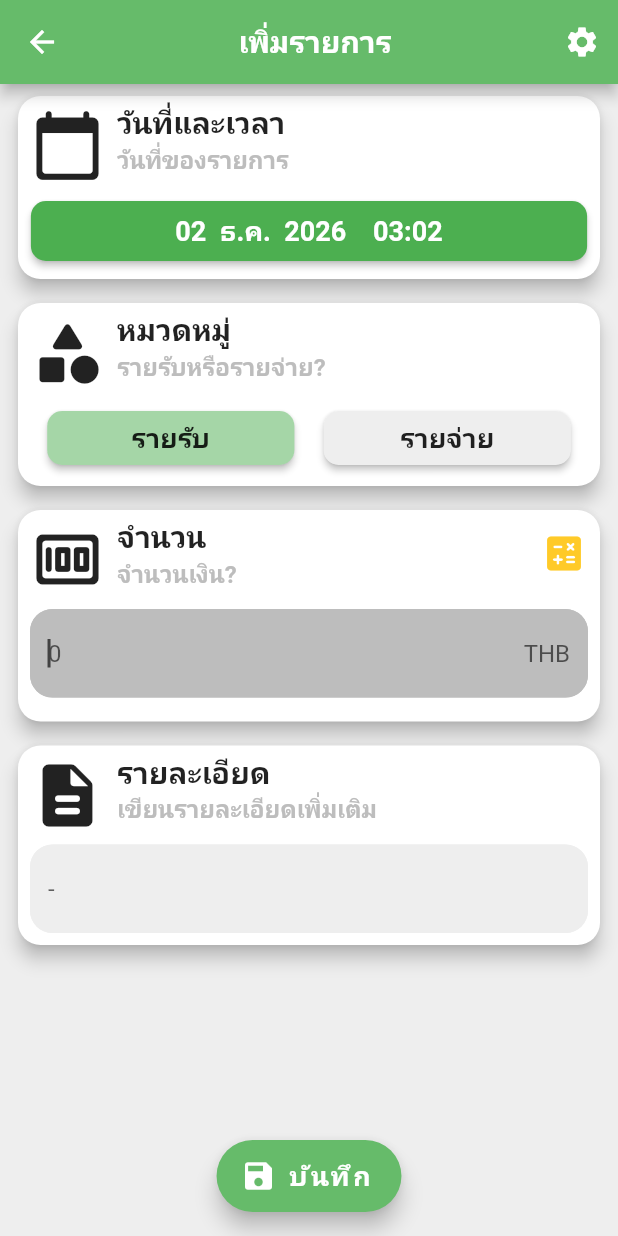
After one commit to jirayuwat12/projectiny, a Flutter app: the InputListPage screen opened directly, on a phone screen of 412 x 824 dp. The commit adds this screen. Run offline on Flutter 3.47's test engine with Material 2 defaults, Android fonts, the phone set to English and light mode, and no system bars; our stand-ins replace rxdart; missing offline and left inert: dart:ffi.

Commit message:
enable to add activities to list page

```diff
--- a/wallet_story_v2/lib/pages/home_page.dart
+++ b/wallet_story_v2/lib/pages/home_page.dart
@@ -15,6 +15,7 @@ class HomePage extends StatefulWidget {
 }
 
 class _HomePageState extends State<HomePage> {
+  List<String>month = ['ม.ค.','ก.พ.','มี.ค.','เม.ย.','พ.ค.','มิ.ย.','ก.ค.','ส.ค.','ก.ย.','ต.ค.','พ.ย.','ธ.ค.',];
   PageList menu = PageList();
   int nowMenu = 0;
   @override
@@ -225,7 +226,7 @@ class _HomePageState extends State<HomePage> {
                     Spacer( ),
                     Padding(
                       padding: const EdgeInsets.all(8.0),
-                      child: Text('21 มี.ค. 2021',textAlign: TextAlign.right,
+                      child: Text(DateTime.now( ).day.toString() + ' '+ month[DateTime.now( ).month-1]+ '  '+DateTime.now().year.toString(),textAlign: TextAlign.right,
                         style: TextStyle(
                           fontWeight: FontWeight.bold,
                           fontSize: 15,
@@ -398,7 +399,7 @@ class _HomePageState extends State<HomePage> {
                     Spacer( ),
                     Padding(
                       padding: const EdgeInsets.all(8.0),
-                      child: Text('มี.ค. 2021',textAlign: TextAlign.right,
+                      child: Text(month[DateTime.now().month-1] + ' '+DateTime.now().year.toString(),textAlign: TextAlign.right,
                         style: TextStyle(
                           fontWeight: FontWeight.bold,
                           fontSize: 15,
--- /dev/null
+++ b/wallet_story_v2/lib/pages/input_list_page.dart
@@ -0,0 +1,374 @@
+
+import 'package:flutter/material.dart';
+import 'package:flutter/services.dart';
+import 'package:flutter/cupertino.dart';
+
+import 'package:wallet_story_v2/models/listpage_summary_data.dart';
+
+
+class InputListPage extends StatefulWidget {
+  @override
+  _InputListPageState createState() => _InputListPageState();
+}
+
+class _InputListPageState extends State<InputListPage> {
+  var value = TextEditingController();
+  var textdescribe = TextEditingController();
+  var money_color = Colors.grey[400];
+  var money_boarding_color = Colors.grey[400];
+  bool isIncome = true;
+  String error = "";
+  String dateTime = to_date_format(DateTime.now( ));
+  @override
+  Widget build(BuildContext context) {
+    return Scaffold(
+      appBar: AppBar(
+        iconTheme: IconThemeData(
+          color: Colors.white
+        ),
+        title: Center(
+          child: Text('เพิ่มรายการ',
+            style: TextStyle(
+              color: Colors.white,
+              fontSize: 20,
+              fontWeight: FontWeight.bold,
+            ),
+          ),
+        ),
+        actions: [
+          IconButton(
+            icon:Icon(Icons.settings,color: Colors.white,),
+            onPressed: (){
+
+            },
+          ),
+        ],
+      ),
+      body: ListView(
+        children: [
+          Padding(
+            padding: const EdgeInsets.fromLTRB(8, 4, 8, 4),
+            child: Card(
+              elevation: 5,
+              shape: RoundedRectangleBorder(borderRadius: BorderRadius.circular(15)),
+              child: Column(
+                children: [
+                  Row(
+                    children: [
+                      Padding(
+                        padding: const EdgeInsets.fromLTRB(8, 8, 8, 0),
+                        child: Icon(Icons.calendar_today_rounded,size: 50,),
+                      ),
+                      Column(
+                        crossAxisAlignment: CrossAxisAlignment.start,
+                        children: [
+                          Text('วันที่และเวลา',
+                            style: TextStyle(
+                              fontSize: 20,
+                              fontWeight: FontWeight.bold,
+                            ),
+                          ),
+                          Text('วันที่ของรายการ',
+                            style: TextStyle(
+                              fontSize: 16,
+                              color: Colors.grey[400],
+                              fontWeight: FontWeight.bold,
+                            ),
+                          ),
+                        ],
+                      ),
+                      Spacer(),
+                    ],
+                  ),
+                  Padding(
+                    padding: const EdgeInsets.fromLTRB(0, 8, 0, 8),
+                    child: ButtonTheme(
+                      height: 40,
+                      minWidth: MediaQuery.of(context).size.width*0.9,
+                      shape: RoundedRectangleBorder(borderRadius: BorderRadius.circular(10)),
+                      child: MaterialButton(
+                        child: Text(dateTime,
+                          style: TextStyle(
+                            fontWeight: FontWeight.bold,
+                            fontSize: 18,
+                            color: Colors.white,
+                          ),
+                        ),
+                        color: Colors.green[500],
+                        onPressed: (){
+                          showModalBottomSheet(
+                            context: context,
+                            builder: (BuildContext context){
+                              return Container(
+                                height: MediaQuery.of(context).copyWith().size.height / 3,
+                                child: CupertinoDatePicker(
+                                  initialDateTime: DateTime.now(),
+                                  onDateTimeChanged: (DateTime newdate){
+                                    print(newdate);
+                                    setState(() {
+                                      dateTime = to_date_format(newdate);
+                                    });
+                                  },
+                                  use24hFormat: true,
+                                  minuteInterval: 1,
+                                  mode: CupertinoDatePickerMode.dateAndTime,
+                                ),
+                              );
+                            }
+                          );
+                        },
+
+                      ),
+                    ),
+                  ),
+
+                ],
+              ),
+            ),
+          ),
+          Padding(
+            padding: const EdgeInsets.fromLTRB(8, 4, 8, 4),
+            child: Card(
+              elevation: 5,
+              shape: RoundedRectangleBorder(borderRadius: BorderRadius.circular(15)),
+              child: Column(
+                children: [
+                  Row(
+                    children: [
+                      Padding(
+                        padding: const EdgeInsets.fromLTRB(8, 8, 8, 0),
+                        child: Icon(Icons.category_rounded,size: 50,),
+                      ),
+                      Column(
+                        crossAxisAlignment: CrossAxisAlignment.start,
+                        children: [
+                          Text('หมวดหมู่',
+                            style: TextStyle(
+                              fontSize: 20,
+                              fontWeight: FontWeight.bold,
+                            ),
+                          ),
+                          Text('รายรับหรือรายจ่าย?',
+                            style: TextStyle(
+                              fontSize: 16,
+                              color: Colors.grey[400],
+                              fontWeight: FontWeight.bold,
+                            ),
+                          ),
+                        ],
+                      ),
+                      Spacer(),
+                    ],
+                  ),
+                  Row(
+                    mainAxisAlignment: MainAxisAlignment.spaceEvenly,
+                    children: [
+                      Padding(
+                        padding: const EdgeInsets.fromLTRB(0, 8, 0, 8),
+                        child: ButtonTheme(
+                          shape: RoundedRectangleBorder(borderRadius: BorderRadius.circular(10)),
+                          minWidth: MediaQuery.of(context).size.width*0.40,
+                          child: RaisedButton(
+                            color: isIncome?Colors.green[200]:Colors.grey[200],
+                            onPressed: (){
+                              setState(() {
+                              isIncome = true;
+                              });
+                            },
+                            child: Text('รายรับ',
+                              style: TextStyle(
+                                color: Colors.grey[1000],
+                                fontWeight: FontWeight.bold,
+                                fontSize: 18,
+                              ),
+                            ),
+                          ),
+                        ),
+                      ),
+                      Padding(
+                        padding: const EdgeInsets.fromLTRB(0, 8, 0, 8),
+                        child: ButtonTheme(
+                          shape: RoundedRectangleBorder(borderRadius: BorderRadius.circular(10)),
+                          minWidth: MediaQuery.of(context).size.width*0.40,
+                          child: RaisedButton(
+                            color: isIncome?Colors.grey[200]:Colors.red[200],
+                            onPressed: (){
+                              setState(() {
+                                isIncome = false;
+                              });
+                            },
+                            child: Text('รายจ่าย',
+                              style: TextStyle(
+                                color: Colors.grey[1000],
+                                fontWeight: FontWeight.bold,
+                                fontSize: 18,
+                              ),
+                            ),
+                          ),
+                        ),
+                      ),
+                    ],
+                  ),
+                ],
+              ),
+            ),
+          ),
+          Padding(
+            padding: const EdgeInsets.fromLTRB(8, 4, 8, 4),
+            child: Card(
+              elevation: 5,
+              shape: RoundedRectangleBorder(borderRadius: BorderRadius.circular(15)),
+              child: Column(
+                children: [
+                  Row(
+                    children: [
+                      Padding(
+                        padding: const EdgeInsets.fromLTRB(8, 8, 8, 0),
+                        child: Icon(Icons.money_rounded,size: 50,),
+                      ),
+                      Column(
+                        crossAxisAlignment: CrossAxisAlignment.start,
+                        children: [
+                          Text('จำนวน',
+                            style: TextStyle(
+                              fontSize: 20,
+                              fontWeight: FontWeight.bold,
+                            ),
+                          ),
+                          Text('จำนวนเงิน?',
+                            style: TextStyle(
+                              fontSize: 16,
+                              color: Colors.grey[400],
+                              fontWeight: FontWeight.bold,
+                            ),
+                          ),
+                        ],
+                      ),
+                      Spacer(),
+                      IconButton(
+                        icon: Icon(Icons.calculate_rounded,size :30,color: Colors.amber[400],),
+                        onPressed: (){
+
+                        },
+                      ),
+                    ],
+                  ),
+                  Padding(
+                    padding: const EdgeInsets.fromLTRB(8, 8, 8, 0),
+                    child: TextField(
+                      controller: value,
+                      keyboardType: TextInputType.number,
+                      style: TextStyle(
+                        color: Colors.black,
+                      ),
+                      autofocus: true,
+                      cursorColor: Colors.grey[800],
+                      decoration: InputDecoration(
+                        suffixText: 'THB',
+                        enabledBorder: OutlineInputBorder(borderRadius: BorderRadius.circular(15),borderSide: BorderSide(color: money_boarding_color)),
+                        focusedBorder: OutlineInputBorder(borderRadius: BorderRadius.circular(15),borderSide: BorderSide(color: money_boarding_color)),
+                        filled: true,
+                        hintText: '0',
+                        fillColor: money_color,
+                      ),
+                    ),
+                  ),
+                  Text(error,style: TextStyle(
+                    color: Colors.red,
+                  ),),
+
+                ],
+              ),
+            ),
+          ),
+          Padding(
+            padding: const EdgeInsets.fromLTRB(8, 4, 8, 4),
+            child: Card(
+              elevation: 5,
+              shape: RoundedRectangleBorder(borderRadius: BorderRadius.circular(15)),
+              child: Column(
+                children: [
+                  Row(
+                    children: [
+                      Padding(
+                        padding: const EdgeInsets.fromLTRB(8, 8, 8, 0),
+                        child: Icon(Icons.description_rounded,size: 50,),
+                      ),
+                      Column(
+                        crossAxisAlignment: CrossAxisAlignment.start,
+                        children: [
+                          Text('รายละเอียด',
+                            style: TextStyle(
+                              fontSize: 20,
+                              fontWeight: FontWeight.bold,
+                            ),
+                          ),
+                          Text('เขียนรายละเอียดเพิ่มเติม',
+                            style: TextStyle(
+                              fontSize: 16,
+                              color: Colors.grey[400],
+                              fontWeight: FontWeight.bold,
+                            ),
+                          ),
+                        ],
+                      ),
+                      Spacer(),
+                    ],
+                  ),
+                  Padding(
+                    padding: const EdgeInsets.fromLTRB(8, 8, 8, 8),
+                    child: TextField(
+                      controller: textdescribe,
+                      keyboardType: TextInputType.text,
+                      style: TextStyle(
+                        color: Colors.black,
+                      ),
+                      autofocus: true,
+                      cursorColor: Colors.grey[800],
+                      decoration: InputDecoration(
+                        enabledBorder: OutlineInputBorder(borderRadius: BorderRadius.circular(15),borderSide: BorderSide(color: Colors.grey[200])),
+                        focusedBorder: OutlineInputBorder(borderRadius: BorderRadius.circular(15),borderSide: BorderSide(color: Colors.grey[200])),
+                        filled: true,
+                        hintText: '-',
+                        fillColor: Colors.grey[200],
+                      ),
+                    ),
+                  ),
+                ],
+              ),
+            ),
+          ),
+        ],
+      ),
+      floatingActionButtonLocation: FloatingActionButtonLocation.centerFloat,
+      floatingActionButton: FloatingActionButton.extended(
+        onPressed: (){
+          if(value.text == ""){
+            setState(() {
+              money_color = Colors.red[100];
+              money_boarding_color = Colors.red[100];
+              error = "จำเป็นต้องกำหนดจำนวน";
+            });
+          }
+          dataListPageSummaryService.add(DataStruct(isIncome?'รายรับ':'รายจ่าย',(isIncome?1:-1) * double.parse(value.text),textdescribe.text, dateTime, 'เงินสด'));
+          Navigator.pop(context);
+        },
+        backgroundColor: Colors.green[400],
+        icon: Icon(Icons.save),
+        label: Text('บันทึก',
+          style: TextStyle(
+            fontSize: 18,
+            fontWeight: FontWeight.bold,
+          ),
+        ),
+      ),
+    );
+  }
+}
+String to_date_format(DateTime newdate){
+  String toThaimonth(int inp){
+    List<String>month = ['ม.ค.','ก.พ.','มี.ค.','เม.ย.','พ.ค.','มิ.ย.','ก.ค.','ส.ค.','ก.ย.','ต.ค.','พ.ย.','ธ.ค.',];
+    return month[inp-1];
+  }
+  return (newdate.day.toString().length==1?'0'+newdate.day.toString():newdate.day.toString()) + '  ' +toThaimonth(newdate.month.toInt()) +  '  '+newdate.year.toString() + "    "+(newdate.hour.toString().length==1?'0'+newdate.hour.toString():newdate.hour.toString()) + ':' + (newdate.minute.toString().length==1?'0'+newdate.minute.toString():newdate.minute.toString());
+}
```
Also changed, not shown: wallet_story_v2/lib/models/listpage_summary_data.dart (+12 -1 lines), wallet_story_v2/lib/pages/list_page.dart (+83 -9 lines).
